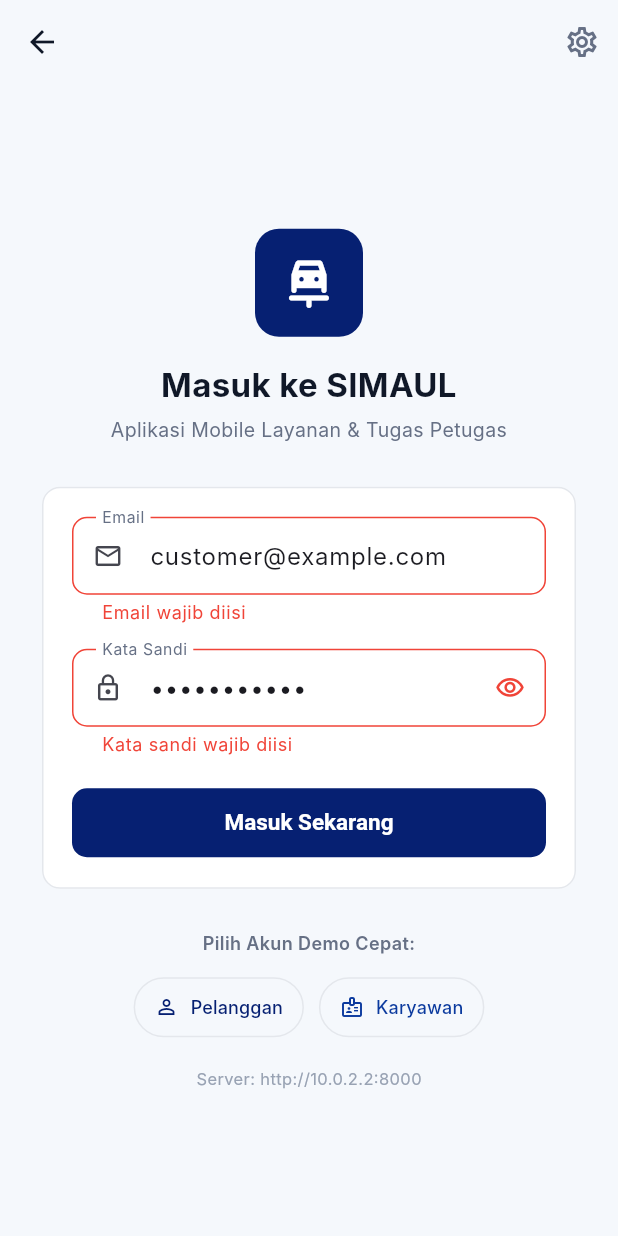
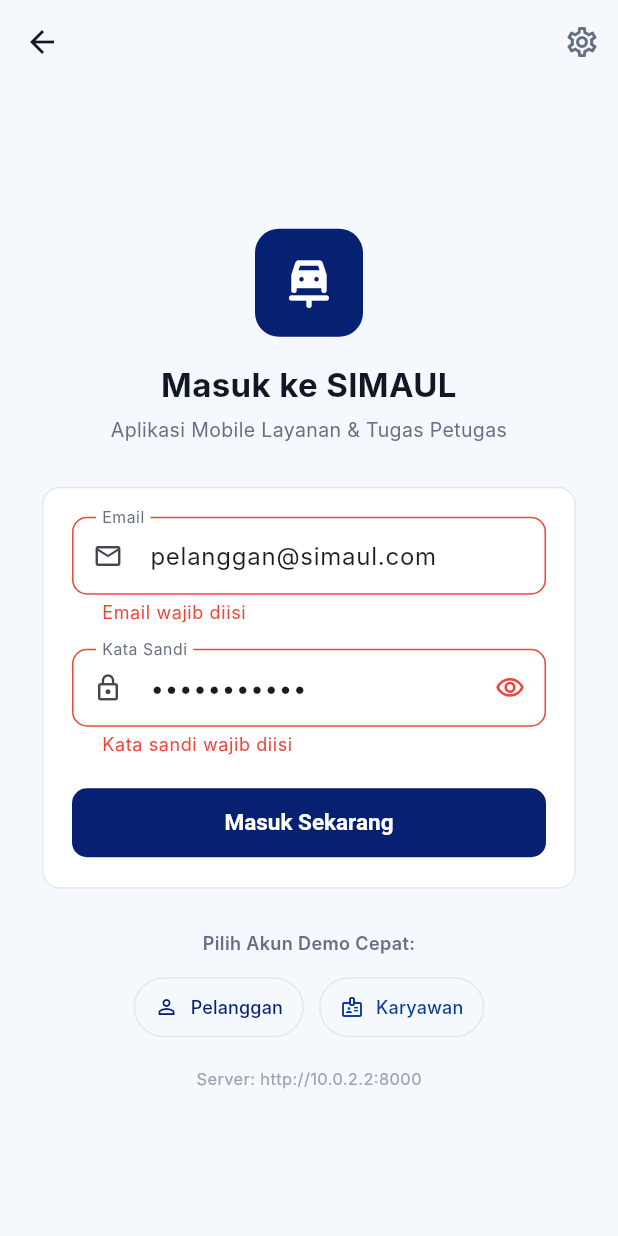
Before and after one commit to AhmadNurHidayat-23/sistem-manajement-usaha-layanan-mobile, a Flutter app: the LoginScreen screen opened directly, after a tap on "Masuk Sekarang", after a tap on "Pelanggan", on a phone screen of 412 x 824 dp. Run offline on Flutter 3.47's test engine with Material 3 defaults, Android fonts, the phone set to English and light mode, and no system bars; our stand-ins replace shared_preferences; accounts and stored records are empty; Roboto replaces fonts that are missing (Inter).

Commit message:
Update Mobile

```diff
--- a/lib/screens/auth/widgets/demo_account_selector.dart
+++ b/lib/screens/auth/widgets/demo_account_selector.dart
@@ -26,7 +26,7 @@ class DemoAccountSelector extends StatelessWidget {
             OutlinedButton.icon(
               icon: const Icon(Icons.person_outline, size: 16),
               label: const Text('Pelanggan', style: TextStyle(fontSize: 12)),
-              onPressed: () => onSelect('customer@example.com', 'password123'),
+              onPressed: () => onSelect('pelanggan@simaul.com', 'password123'),
               style: OutlinedButton.styleFrom(
                 side: const BorderSide(color: AppColors.border),
                 foregroundColor: AppColors.primaryNavy,
```
Also changed, not shown: 1 other file.
